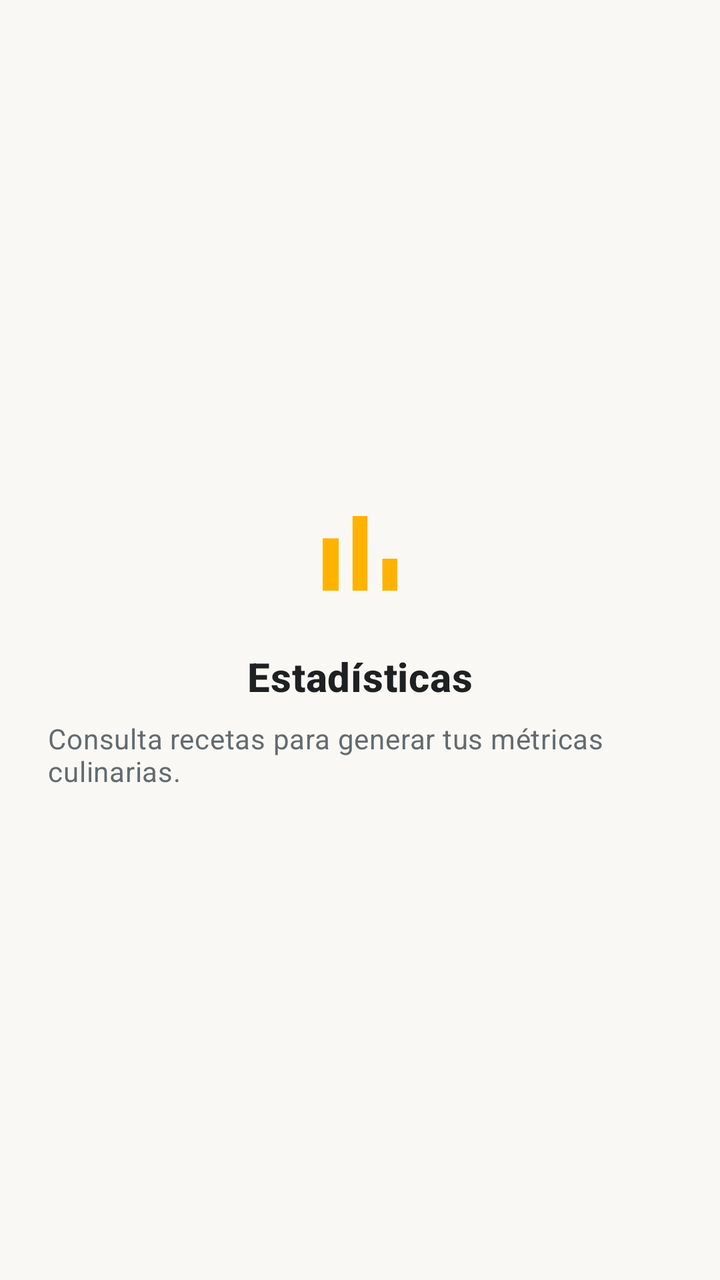
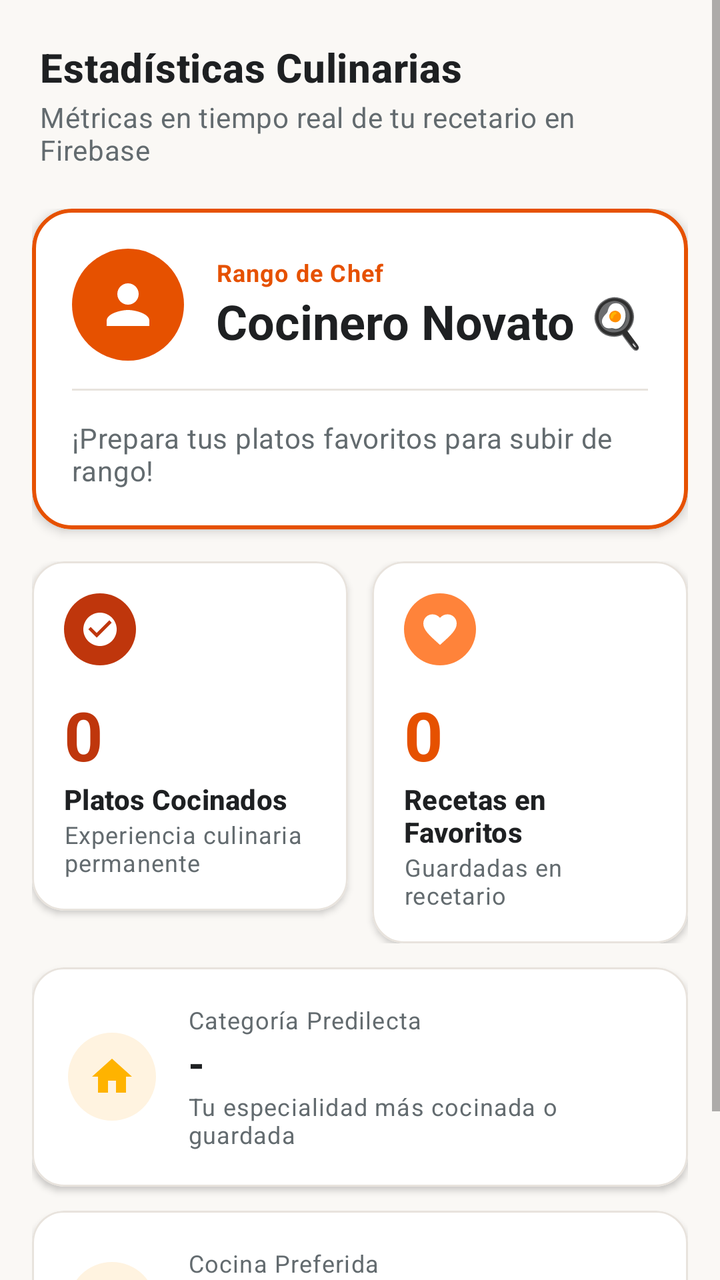

Before-and-after screenshots of an Android layout around one commit, followed by the original layout XML and the change that was made.
<!-- AndroidManifest.xml: application theme Theme.ChefPocket -->
<!-- res/layout/fragment_estadisticas.xml -->
<?xml version="1.0" encoding="utf-8"?>
<LinearLayout xmlns:android="http://schemas.android.com/apk/res/android"
    xmlns:app="http://schemas.android.com/apk/res-auto"
    android:layout_width="match_parent"
    android:layout_height="match_parent"
    android:background="@color/chef_background"
    android:gravity="center"
    android:orientation="vertical"
    android:padding="24dp">

    <ImageView
        android:layout_width="64dp"
        android:layout_height="64dp"
        android:contentDescription="@string/menu_estadisticas"
        android:src="@drawable/ic_nav_stats"
        app:tint="@color/chef_accent" />

    <TextView
        android:layout_width="wrap_content"
        android:layout_height="wrap_content"
        android:layout_marginTop="16dp"
        android:text="@string/menu_estadisticas"
        android:textAppearance="?attr/textAppearanceHeadline6"
        android:textColor="@color/chef_text_primary"
        android:textStyle="bold" />

    <TextView
        android:layout_width="wrap_content"
        android:layout_height="wrap_content"
        android:layout_marginTop="8dp"
        android:text="@string/estadisticas_vacio"
        android:textAppearance="?attr/textAppearanceBody2"
        android:textColor="@color/chef_text_secondary" />

</LinearLayout>
<!-- resources referenced by this layout -->
<resources>
  <color name="chef_accent">#FFB300</color>
  <color name="chef_background">#FAF8F5</color>
  <color name="chef_text_primary">#1E2022</color>
  <color name="chef_text_secondary">#636B6F</color>
  <!-- drawable ic_nav_stats (drawable) -->
  <vector xmlns:android="http://schemas.android.com/apk/res/android"
      android:width="24dp"
      android:height="24dp"
      android:viewportWidth="24"
      android:viewportHeight="24"
      android:tint="?attr/colorControlNormal">
    <path
        android:fillColor="@android:color/white"
        android:pathData="M5,9.2h3V19H5zM10.6,5h2.8v14h-2.8zM16.2,13h2.8v6h-2.8z"/>
  </vector>
  <string name="estadisticas_vacio">Consulta recetas para generar tus métricas culinarias.</string>
  <string name="menu_estadisticas">Estadísticas</string>
  <style name="Theme.ChefPocket" parent="Base.Theme.ChefPocket" />
  <color name="chef_primary">#E65100</color>
  <color name="chef_primary_dark">#BF360C</color>
  <color name="chef_text_on_primary">#FFFFFF</color>
  <color name="black">#FF1E2022</color>
  <color name="chef_surface">#FFFFFF</color>
  <!-- unchanged entries left out for length: 1 -->
</resources>

<!-- the commit's change to res/layout/fragment_estadisticas.xml (unified diff, before → after) -->
@@ -1,35 +1,389 @@
 <?xml version="1.0" encoding="utf-8"?>
-<LinearLayout xmlns:android="http://schemas.android.com/apk/res/android"
+<ScrollView xmlns:android="http://schemas.android.com/apk/res/android"
     xmlns:app="http://schemas.android.com/apk/res-auto"
     android:layout_width="match_parent"
     android:layout_height="match_parent"
     android:background="@color/chef_background"
-    android:gravity="center"
-    android:orientation="vertical"
-    android:padding="24dp">
-
-    <ImageView
-        android:layout_width="64dp"
-        android:layout_height="64dp"
-        android:contentDescription="@string/menu_estadisticas"
-        android:src="@drawable/ic_nav_stats"
-        app:tint="@color/chef_accent" />
-
-    <TextView
-        android:layout_width="wrap_content"
+    android:fillViewport="true">
+
+    <androidx.constraintlayout.widget.ConstraintLayout
+        android:layout_width="match_parent"
         android:layout_height="wrap_content"
-        android:layout_marginTop="16dp"
-        android:text="@string/menu_estadisticas"
-        android:textAppearance="?attr/textAppearanceHeadline6"
-        android:textColor="@color/chef_text_primary"
-        android:textStyle="bold" />
-
-    <TextView
-        android:layout_width="wrap_content"
-        android:layout_height="wrap_content"
-        android:layout_marginTop="8dp"
-        android:text="@string/estadisticas_vacio"
-        android:textAppearance="?attr/textAppearanceBody2"
-        android:textColor="@color/chef_text_secondary" />
-
-</LinearLayout>
+        android:paddingBottom="36dp">
+
+        
+        <LinearLayout
+            android:id="@+id/ll_cabecera_stats"
+            android:layout_width="match_parent"
+            android:layout_height="wrap_content"
+            android:orientation="vertical"
+            android:paddingHorizontal="20dp"
+            android:paddingTop="20dp"
+            android:paddingBottom="12dp"
+            app:layout_constraintTop_toTopOf="parent">
+
+            <TextView
+                android:layout_width="wrap_content"
+                android:layout_height="wrap_content"
+                android:text="@string/titulo_seccion_estadisticas"
+                android:textAppearance="?attr/textAppearanceHeadline6"
+                android:textColor="@color/chef_text_primary"
+                android:textStyle="bold" />
+
+            <TextView
+                android:layout_width="wrap_content"
+                android:layout_height="wrap_content"
+                android:layout_marginTop="2dp"
+                android:text="@string/subtitulo_seccion_estadisticas"
+                android:textAppearance="?attr/textAppearanceBody2"
+                android:textColor="@color/chef_text_secondary" />
+        </LinearLayout>
+
+        
+        <ProgressBar
+            android:id="@+id/progress_stats"
+            android:layout_width="wrap_content"
+            android:layout_height="wrap_content"
+            android:layout_marginTop="48dp"
+            android:indeterminateTint="@color/chef_primary"
+            app:layout_constraintEnd_toEndOf="parent"
+            app:layout_constraintStart_toStartOf="parent"
+            app:layout_constraintTop_toBottomOf="@id/ll_cabecera_stats" />
+
+        
+        <LinearLayout
+            android:id="@+id/layout_stats_contenido"
+            android:layout_width="match_parent"
+            android:layout_height="wrap_content"
+            android:orientation="vertical"
+            android:paddingHorizontal="16dp"
+            android:paddingTop="8dp"
+            app:layout_constraintTop_toBottomOf="@id/ll_cabecera_stats">
+
+            
+            <com.google.android.material.card.MaterialCardView
+                android:layout_width="match_parent"
+                android:layout_height="wrap_content"
+                android:layout_marginBottom="16dp"
+                app:cardBackgroundColor="@color/chef_surface"
+                app:cardCornerRadius="20dp"
+                app:cardElevation="3dp"
+                app:strokeColor="@color/chef_primary"
+                app:strokeWidth="2dp">
+
+                <LinearLayout
+                    android:layout_width="match_parent"
+                    android:layout_height="wrap_content"
+                    android:orientation="vertical"
+                    android:padding="20dp">
+
+                    <LinearLayout
+                        android:layout_width="match_parent"
+                        android:layout_height="wrap_content"
+                        android:gravity="center_vertical"
+                        android:orientation="horizontal">
+
+                        
+                        <ImageView
+                            android:layout_width="56dp"
+                            android:layout_height="56dp"
+                            android:background="@drawable/bg_step_circle"
+                            android:backgroundTint="@color/chef_primary"
+                            android:contentDescription="@string/stat_rango_culinario"
+                            android:padding="12dp"
+                            android:src="@drawable/ic_nav_profile"
+                            app:tint="@color/white" />
+
+                        <LinearLayout
+                            android:layout_width="0dp"
+                            android:layout_height="wrap_content"
+                            android:layout_marginStart="16dp"
+                            android:layout_weight="1"
+                            android:orientation="vertical">
+
+                            <TextView
+                                android:layout_width="wrap_content"
+                                android:layout_height="wrap_content"
+                                android:text="@string/stat_rango_culinario"
+                                android:textAppearance="?attr/textAppearanceCaption"
+                                android:textColor="@color/chef_primary"
+                                android:textStyle="bold" />
+
+                            <TextView
+                                android:id="@+id/tv_stat_rango_chef"
+                                android:layout_width="wrap_content"
+                                android:layout_height="wrap_content"
+                                android:text="@string/rango_novato"
+                                android:textAppearance="?attr/textAppearanceHeadline5"
+                                android:textColor="@color/chef_text_primary"
+                                android:textStyle="bold" />
+
+                        </LinearLayout>
+                    </LinearLayout>
+
+                    
+                    <View
+                        android:layout_width="match_parent"
+                        android:layout_height="1dp"
+                        android:layout_marginVertical="14dp"
+                        android:background="@color/chef_divider" />
+
+                    <TextView
+                        android:id="@+id/tv_stat_rango_sub"
+                        android:layout_width="match_parent"
+                        android:layout_height="wrap_content"
+                        android:text="¡Prepara tus platos favoritos para subir de rango!"
+                        android:textAppearance="?attr/textAppearanceBody2"
+                        android:textColor="@color/chef_text_secondary" />
+
+                </LinearLayout>
+            </com.google.android.material.card.MaterialCardView>
+
+            
+            <LinearLayout
+                android:layout_width="match_parent"
+                android:layout_height="wrap_content"
+                android:layout_marginBottom="12dp"
+                android:baselineAligned="false"
+                android:orientation="horizontal">
+
+                
+                <com.google.android.material.card.MaterialCardView
+                    android:layout_width="0dp"
+                    android:layout_height="wrap_content"
+                    android:layout_marginEnd="6dp"
+                    android:layout_weight="1"
+                    app:cardBackgroundColor="@color/chef_surface"
+                    app:cardCornerRadius="16dp"
+                    app:cardElevation="2dp"
+                    app:strokeColor="@color/chef_divider"
+                    app:strokeWidth="1dp">
+
+                    <LinearLayout
+                        android:layout_width="match_parent"
+                        android:layout_height="wrap_content"
+                        android:orientation="vertical"
+                        android:padding="16dp">
+
+                        <ImageView
+                            android:layout_width="36dp"
+                            android:layout_height="36dp"
+                            android:background="@drawable/bg_step_circle"
+                            android:backgroundTint="@color/chef_primary_dark"
+                            android:contentDescription="@string/stat_platos_cocinados"
+                            android:padding="8dp"
+                            android:src="@drawable/ic_check_circle"
+                            app:tint="@color/white" />
+
+                        <TextView
+                            android:id="@+id/tv_stat_cocinados_numero"
+                            android:layout_width="wrap_content"
+                            android:layout_height="wrap_content"
+                            android:layout_marginTop="12dp"
+                            android:text="0"
+                            android:textAppearance="?attr/textAppearanceHeadline4"
+                            android:textColor="@color/chef_primary_dark"
+                            android:textStyle="bold" />
+
+                        <TextView
+                            android:layout_width="wrap_content"
+                            android:layout_height="wrap_content"
+                            android:text="@string/stat_platos_cocinados"
+                            android:textAppearance="?attr/textAppearanceSubtitle2"
+                            android:textColor="@color/chef_text_primary"
+                            android:textStyle="bold" />
+
+                        <TextView
+                            android:layout_width="wrap_content"
+                            android:layout_height="wrap_content"
+                            android:text="@string/stat_platos_cocinados_sub"
+                            android:textAppearance="?attr/textAppearanceCaption"
+                            android:textColor="@color/chef_text_secondary" />
+                    </LinearLayout>
+                </com.google.android.material.card.MaterialCardView>
+
+                
+                <com.google.android.material.card.MaterialCardView
+                    android:layout_width="0dp"
+                    android:layout_height="wrap_content"
+                    android:layout_marginStart="6dp"
+                    android:layout_weight="1"
+                    app:cardBackgroundColor="@color/chef_surface"
+                    app:cardCornerRadius="16dp"
+                    app:cardElevation="2dp"
+                    app:strokeColor="@color/chef_divider"
+                    app:strokeWidth="1dp">
+
+                    <LinearLayout
+                        android:layout_width="match_parent"
+                        android:layout_height="wrap_content"
+                        android:orientation="vertical"
+                        android:padding="16dp">
+
+                        <ImageView
+                            android:layout_width="36dp"
+                            android:layout_height="36dp"
+                            android:background="@drawable/bg_step_circle"
+                            android:backgroundTint="@color/chef_primary_light"
+                            android:contentDescription="@string/stat_total_recetas"
+                            android:padding="8dp"
+                            android:src="@drawable/ic_favorite_filled"
+                            app:tint="@color/white" />
+
+                        <TextView
+                            android:id="@+id/tv_stat_favoritos_numero"
+                            android:layout_width="wrap_content"
+                            android:layout_height="wrap_content"
+                            android:layout_marginTop="12dp"
+                            android:text="0"
+                            android:textAppearance="?attr/textAppearanceHeadline4"
+                            android:textColor="@color/chef_primary"
+                            android:textStyle="bold" />
+
+                        <TextView
+                            android:layout_width="wrap_content"
+                            android:layout_height="wrap_content"
+                            android:text="@string/stat_total_recetas"
+                            android:textAppearance="?attr/textAppearanceSubtitle2"
+                            android:textColor="@color/chef_text_primary"
+                            android:textStyle="bold" />
+
+                        <TextView
+                            android:layout_width="wrap_content"
+                            android:layout_height="wrap_content"
+                            android:text="Guardadas en recetario"
+                            android:textAppearance="?attr/textAppearanceCaption"
+                            android:textColor="@color/chef_text_secondary" />
+                    </LinearLayout>
+                </com.google.android.material.card.MaterialCardView>
+
+            </LinearLayout>
+
+            
+            <com.google.android.material.card.MaterialCardView
+                android:layout_width="match_parent"
+                android:layout_height="wrap_content"
+                android:layout_marginBottom="12dp"
+                app:cardBackgroundColor="@color/chef_surface"
+                app:cardCornerRadius="16dp"
+                app:cardElevation="2dp"
+                app:strokeColor="@color/chef_divider"
+                app:strokeWidth="1dp">
+
+                <LinearLayout
+                    android:layout_width="match_parent"
+                    android:layout_height="wrap_content"
+                    android:gravity="center_vertical"
+                    android:orientation="horizontal"
+                    android:padding="18dp">
+
+                    <ImageView
+                        android:layout_width="44dp"
+                        android:layout_height="44dp"
+                        android:background="@drawable/bg_step_circle"
+                        android:backgroundTint="@color/chef_surface_variant"
+                        android:contentDescription="@string/stat_categoria_predilecta"
+                        android:padding="10dp"
+                        android:src="@drawable/ic_nav_home"
+                        app:tint="@color/chef_accent" />
+
+                    <LinearLayout
+                        android:layout_width="0dp"
+                        android:layout_height="wrap_content"
+                        android:layout_marginStart="16dp"
+                        android:layout_weight="1"
+                        android:orientation="vertical">
+
+                        <TextView
+                            android:layout_width="wrap_content"
+                            android:layout_height="wrap_content"
+                            android:text="@string/stat_categoria_predilecta"
+                            android:textAppearance="?attr/textAppearanceCaption"
+                            android:textColor="@color/chef_text_secondary" />
+
+                        <TextView
+                            android:id="@+id/tv_stat_categoria_top"
+                            android:layout_width="wrap_content"
+                            android:layout_height="wrap_content"
+                            android:text="-"
+                            android:textAppearance="?attr/textAppearanceHeadline6"
+                            android:textColor="@color/chef_text_primary"
+                            android:textStyle="bold" />
+
+                        <TextView
+                            android:id="@+id/tv_stat_categoria_top_sub"
+                            android:layout_width="wrap_content"
+                            android:layout_height="wrap_content"
+                            android:text="Tu especialidad más cocinada o guardada"
+                            android:textAppearance="?attr/textAppearanceCaption"
+                            android:textColor="@color/chef_text_secondary" />
+                    </LinearLayout>
+                </LinearLayout>
+            </com.google.android.material.card.MaterialCardView>
+
+            
+            <com.google.android.material.card.MaterialCardView
+                android:layout_width="match_parent"
+                android:layout_height="wrap_content"
+                app:cardBackgroundColor="@color/chef_surface"
+                app:cardCornerRadius="16dp"
+                app:cardElevation="2dp"
+                app:strokeColor="@color/chef_divider"
+                app:strokeWidth="1dp">
+
+                <LinearLayout
+                    android:layout_width="match_parent"
+                    android:layout_height="wrap_content"
+                    android:gravity="center_vertical"
+                    android:orientation="horizontal"
+                    android:padding="18dp">
+
+                    <ImageView
+                        android:layout_width="44dp"
+                        android:layout_height="44dp"
+                        android:background="@drawable/bg_step_circle"
+                        android:backgroundTint="@color/chef_surface_variant"
+                        android:contentDescription="@string/stat_origen_predilecto"
+                        android:padding="10dp"
+                        android:src="@drawable/ic_search"
+                        app:tint="@color/chef_primary" />
+
+                    <LinearLayout
+                        android:layout_width="0dp"
+                        android:layout_height="wrap_content"
+                        android:layout_marginStart="16dp"
+                        android:layout_weight="1"
+                        android:orientation="vertical">
+
+                        <TextView
+                            android:layout_width="wrap_content"
+                            android:layout_height="wrap_content"
+                            android:text="@string/stat_origen_predilecto"
+                            android:textAppearance="?attr/textAppearanceCaption"
+                            android:textColor="@color/chef_text_secondary" />
+
+                        <TextView
+                            android:id="@+id/tv_stat_origen_top"
+                            android:layout_width="wrap_content"
+                            android:layout_height="wrap_content"
+                            android:text="-"
+                            android:textAppearance="?attr/textAppearanceHeadline6"
+                            android:textColor="@color/chef_text_primary"
+                            android:textStyle="bold" />
+
+                        <TextView
+                            android:id="@+id/tv_stat_origen_top_sub"
+                            android:layout_width="wrap_content"
+                            android:layout_height="wrap_content"
+                            android:text="Gastronomía más explorada"
+                            android:textAppearance="?attr/textAppearanceCaption"
+                            android:textColor="@color/chef_text_secondary" />
+                    </LinearLayout>
+                </LinearLayout>
+            </com.google.android.material.card.MaterialCardView>
+
+        </LinearLayout>
+
+    </androidx.constraintlayout.widget.ConstraintLayout>
+
+</ScrollView>
<!-- resource entries referenced after the edit -->
@@ -2,9 +2,37 @@
 <resources>
   <color name="chef_accent">#FFB300</color>
   <color name="chef_background">#FAF8F5</color>
+  <color name="chef_divider">#E8E3DD</color>
   <color name="chef_text_primary">#1E2022</color>
   <color name="chef_text_secondary">#636B6F</color>
-  <!-- drawable ic_nav_stats (drawable) -->
+  <color name="white">#FFFFFFFF</color>
+  <!-- drawable bg_step_circle (drawable) -->
+  <?xml version="1.0" encoding="utf-8"?>
+  <shape xmlns:android="http://schemas.android.com/apk/res/android"
+      android:shape="oval">
+      <solid android:color="@color/chef_primary" />
+  </shape>
+  <!-- drawable ic_check_circle (drawable) -->
+  <vector xmlns:android="http://schemas.android.com/apk/res/android"
+      android:width="24dp"
+      android:height="24dp"
+      android:viewportWidth="24"
+      android:viewportHeight="24">
+    <path
+        android:fillColor="@android:color/white"
+        android:pathData="M12,2C6.48,2 2,6.48 2,12s4.48,10 10,10 10,-4.48 10,-10S17.52,2 12,2zM10,17l-5,-5 1.41,-1.41L10,14.17l7.59,-7.59L19,8l-9,9z"/>
+  </vector>
+  <!-- drawable ic_favorite_filled (drawable) -->
+  <vector xmlns:android="http://schemas.android.com/apk/res/android"
+      android:width="24dp"
+      android:height="24dp"
+      android:viewportWidth="24"
+      android:viewportHeight="24">
+    <path
+        android:fillColor="@android:color/white"
+        android:pathData="M12,21.35l-1.45,-1.32C5.4,15.36 2,12.28 2,8.5 2,5.42 4.42,3 7.5,3c1.74,0 3.41,0.81 4.5,2.09C13.09,3.81 14.76,3 16.5,3 19.58,3 22,5.42 22,8.5c0,3.78 -3.4,6.86 -8.55,11.54L12,21.35z"/>
+  </vector>
+  <!-- drawable ic_nav_home (drawable) -->
   <vector xmlns:android="http://schemas.android.com/apk/res/android"
       android:width="24dp"
       android:height="24dp"
@@ -13,16 +41,46 @@
       android:tint="?attr/colorControlNormal">
     <path
         android:fillColor="@android:color/white"
-        android:pathData="M5,9.2h3V19H5zM10.6,5h2.8v14h-2.8zM16.2,13h2.8v6h-2.8z"/>
+        android:pathData="M10,20v-6h4v6h5v-8h3L12,3 2,12h3v8z"/>
   </vector>
-  <string name="estadisticas_vacio">Consulta recetas para generar tus métricas culinarias.</string>
-  <string name="menu_estadisticas">Estadísticas</string>
+  <!-- drawable ic_nav_profile (drawable) -->
+  <vector xmlns:android="http://schemas.android.com/apk/res/android"
+      android:width="24dp"
+      android:height="24dp"
+      android:viewportWidth="24"
+      android:viewportHeight="24"
+      android:tint="?attr/colorControlNormal">
+    <path
+        android:fillColor="@android:color/white"
+        android:pathData="M12,12c2.21,0 4,-1.79 4,-4s-1.79,-4 -4,-4 -4,1.79 -4,4 1.79,4 4,4zM12,14c-2.67,0 -8,1.34 -8,4v2h16v-2c0,-2.66 -5.33,-4 -8,-4z"/>
+  </vector>
+  <!-- drawable ic_search (drawable) -->
+  <vector xmlns:android="http://schemas.android.com/apk/res/android"
+      android:width="24dp"
+      android:height="24dp"
+      android:viewportWidth="24"
+      android:viewportHeight="24">
+      <path
+          android:fillColor="@android:color/white"
+          android:pathData="M15.5,14h-0.79l-0.28,-0.27C15.41,12.59 16,11.11 16,9.5 16,5.91 13.09,3 9.5,3S3,5.91 3,9.5 5.91,16 9.5,16c1.61,0 3.09,-0.59 4.23,-1.57l0.27,0.28v0.79l5,4.99L20.49,19l-4.99,-5zm-6,0C7.01,14 5,11.99 5,9.5S7.01,5 9.5,5 14,7.01 14,9.5 11.99,14 9.5,14z"/>
+  </vector>
+  <string name="rango_novato">Cocinero Novato 🍳</string>
+  <string name="stat_categoria_predilecta">Categoría Predilecta</string>
+  <string name="stat_origen_predilecto">Cocina Preferida</string>
+  <string name="stat_platos_cocinados">Platos Cocinados</string>
+  <string name="stat_platos_cocinados_sub">Experiencia culinaria permanente</string>
+  <string name="stat_rango_culinario">Rango de Chef</string>
+  <string name="stat_total_recetas">Recetas en Favoritos</string>
+  <string name="subtitulo_seccion_estadisticas">Métricas en tiempo real de tu recetario en Firebase</string>
+  <string name="titulo_seccion_estadisticas">Estadísticas Culinarias</string>
   <style name="Theme.ChefPocket" parent="Base.Theme.ChefPocket" />
   <color name="chef_primary">#E65100</color>
   <color name="chef_primary_dark">#BF360C</color>
+  <color name="chef_primary_light">#FF833A</color>
   <color name="chef_text_on_primary">#FFFFFF</color>
   <color name="black">#FF1E2022</color>
   <color name="chef_surface">#FFFFFF</color>
+  <color name="chef_surface_variant">#FFF3E0</color>
   <!-- unchanged entries left out for length: 1 -->
 </resources>
 
